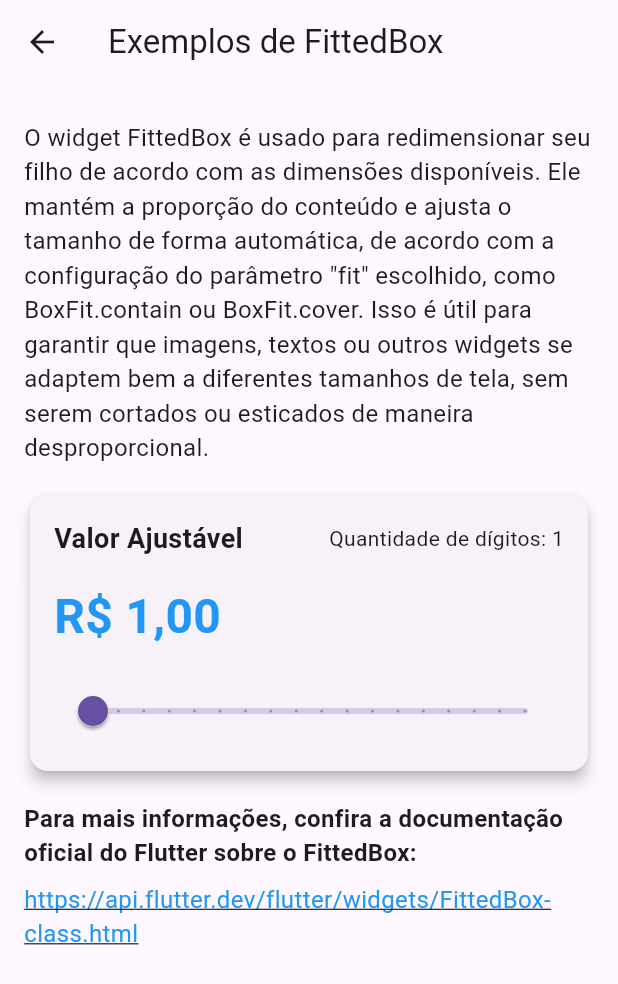
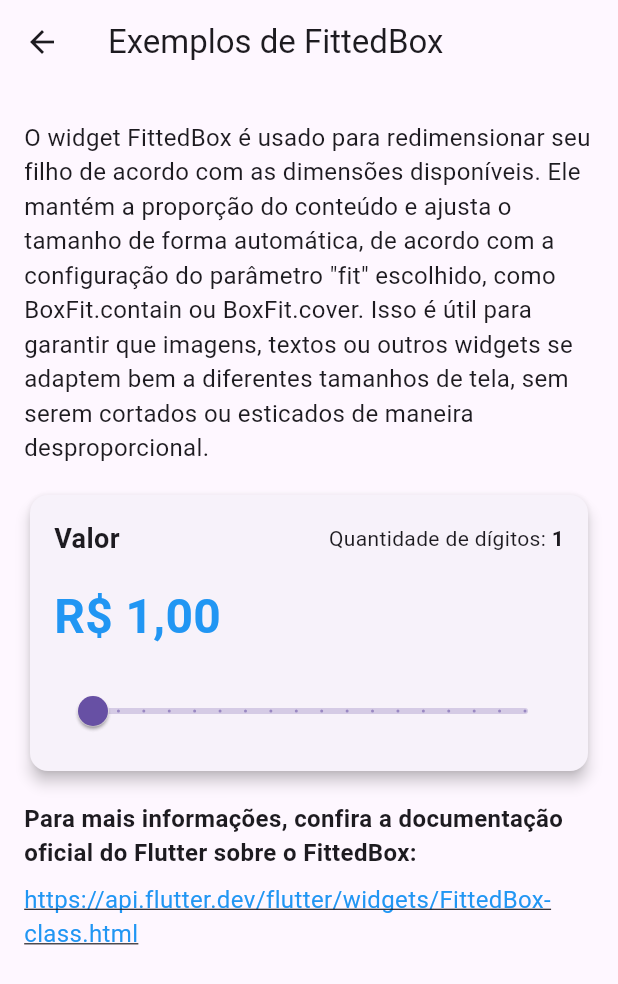
Before and after one commit to gncortes/flutter_lab, a Flutter app: the FittedBoxExamplesPage screen opened by its route, on a phone screen of 412 x 824 dp. Shown: the top 984 px of the screen. Run offline on Flutter 3.47's test engine with Material 3 defaults, Android fonts, the phone set to English and light mode, and no system bars.

Commit message:
feat: implements fittedbox on a row

```diff
--- a/lib/pages/fitted_box/value_range_card.dart
+++ b/lib/pages/fitted_box/value_range_card.dart
@@ -29,14 +29,29 @@ class _ValueRangeCardState extends State<ValueRangeCard> {
             Row(
               mainAxisAlignment: MainAxisAlignment.spaceBetween,
               children: [
-                const Text(
-                  'Valor Ajustável',
-                  style: TextStyle(fontSize: 18, fontWeight: FontWeight.bold),
+                const Padding(
+                  padding: EdgeInsets.only(right: 4),
+                  child: Text(
+                    'Valor',
+                    style: TextStyle(fontSize: 18, fontWeight: FontWeight.bold),
+                  ),
                 ),
-                Text(
-                  'Quantidade de dígitos: ${_displayValue.digitCount}',
-                  style: const TextStyle(
-                      fontSize: 14, fontWeight: FontWeight.w400),
+                Flexible(
+                  child: FittedBox(
+                    child: Text.rich(
+                      TextSpan(
+                        text: 'Quantidade de dígitos: ',
+                        style: const TextStyle(
+                            fontSize: 14, fontWeight: FontWeight.w400),
+                        children: [
+                          TextSpan(
+                            text: '${_displayValue.digitCount}',
+                            style: const TextStyle(fontWeight: FontWeight.bold),
+                          ),
+                        ],
+                      ),
+                    ),
+                  ),
                 ),
               ],
             ),
```
